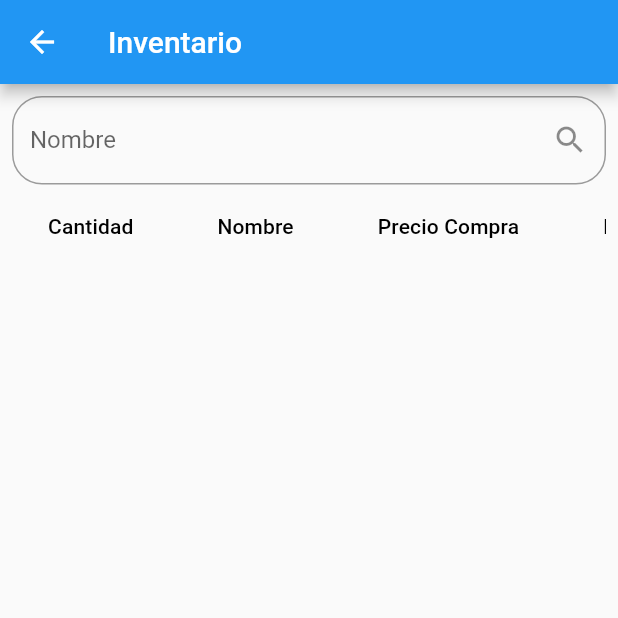
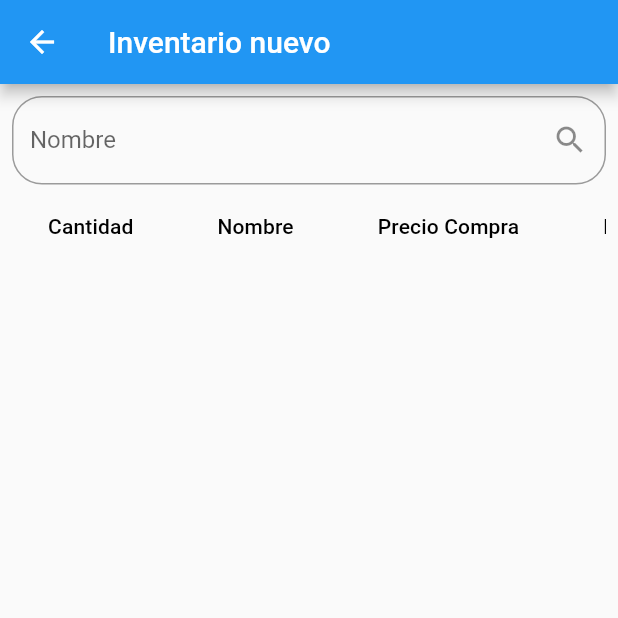
Before and after one commit to jdtr96/flutter_app_inventario, a Flutter app: the Inventario screen opened by its route, on a phone screen of 412 x 824 dp, the top half of it. Run offline on Flutter 3.47's test engine with Material 2 defaults, Android fonts, the phone set to English and light mode, and no system bars; our stand-ins replace sqflite; missing offline and left inert: dart:ffi; accounts and stored records are empty.

Commit message:
nuevocambio

```diff
--- a/lib/src/pages/inventario.dart
+++ b/lib/src/pages/inventario.dart
@@ -1,3 +1,5 @@
+import 'dart:ffi';
+
 import 'package:flutter/material.dart';
 import 'package:inventario/src/database/database.dart';
 import 'package:inventario/src/models/producto.dart';
@@ -33,7 +35,7 @@ class _InventarioState extends State<Inventario> {
 
     return Scaffold(
       appBar: AppBar(
-        title: Text('Inventario')
+        title: Text('Inventario nuevo')
       ),
       body: ListView(
         padding: EdgeInsets.all(8),
@@ -42,6 +44,17 @@ class _InventarioState extends State<Inventario> {
             key: _formKey,
             child: _crearInput(),
           ),
+
+          //FutureBuilder<List<Producto>>(
+            //future: future,
+            //builder: (context, snapshot) {
+              //if (snapshot.hasData) {
+                //return Column(children: snapshot.data.map((prodListado) => buildItem(prodListado)).toList());
+              //} else {
+                //return SizedBox();
+              //}
+            //},
+          //),
 
           SingleChildScrollView(
                 scrollDirection: Axis.vertical,
```
